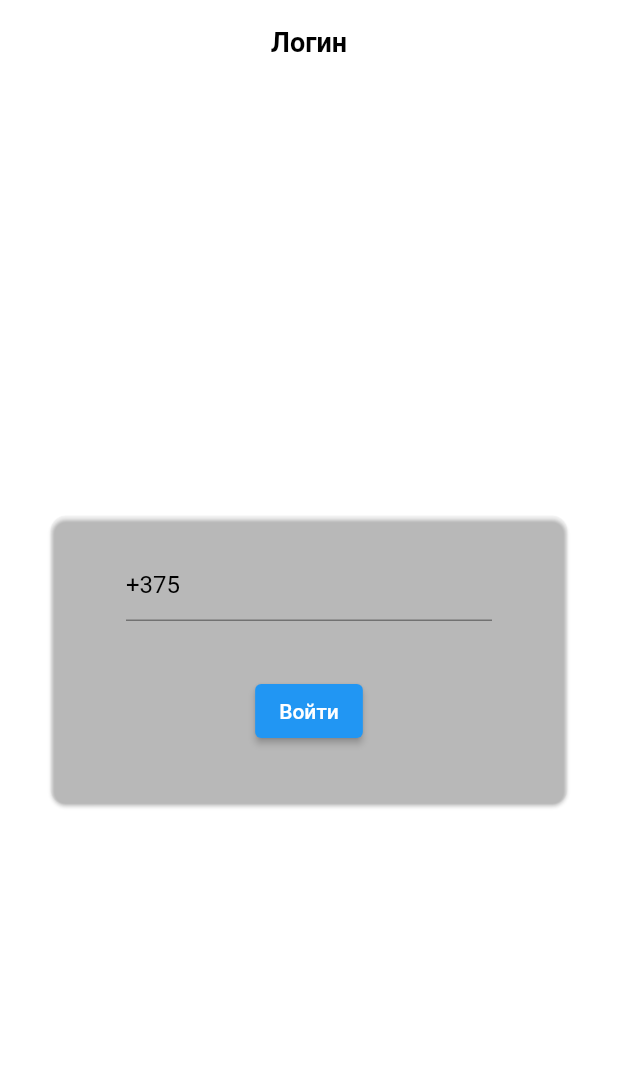
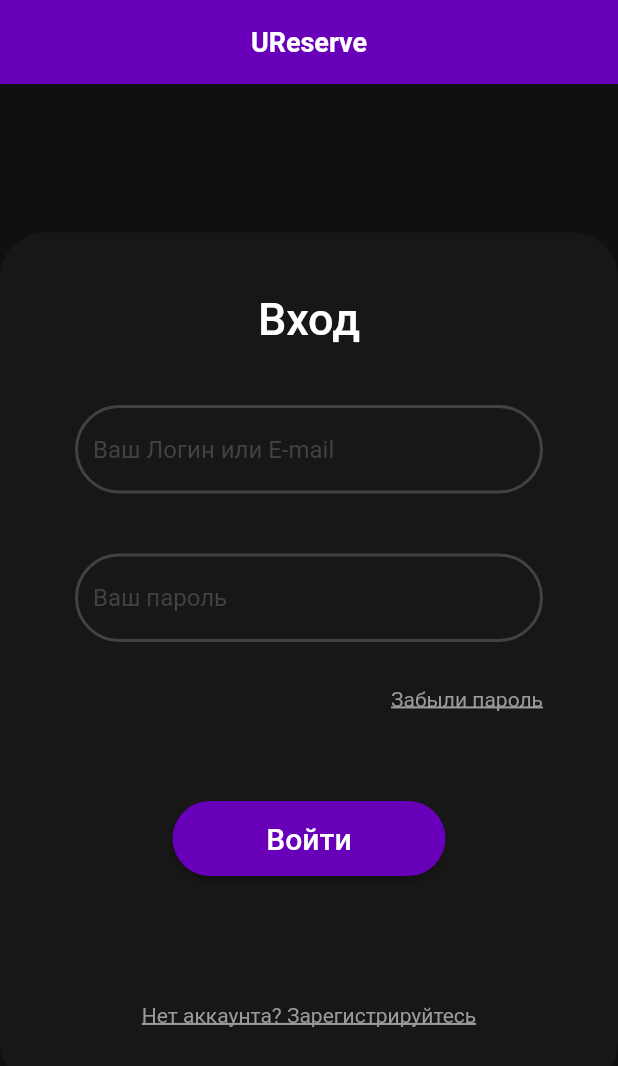
Before and after one commit to PurrfectME/booking-app, a Flutter app: the screen it shows after launch, on a phone screen of 412 x 824 dp. Shown: the top 1066 px of the screen. Run offline on Flutter 3.47's test engine with Material 2 defaults, Android fonts, the phone set to English and light mode, and no system bars; our stand-ins replace bloc, bloc_concurrency, dartx, dio, equatable, flutter_bloc and 6 more; missing offline and left inert: palestine_console; accounts and stored records are empty.

Commit message:
add login screen

```diff
--- a/lib/constants/constants.dart
+++ b/lib/constants/constants.dart
@@ -1,3 +1,5 @@
+import 'package:flutter/material.dart';
+
 class Constants {
   Constants._();
 
@@ -15,4 +17,6 @@ class Constants {
   static const String deleteTable = 'profile/places/%i/tables/%i';
 
   static const String getBookedTables = 'profile/places/%i/manage';
+
+  static const Color mainPurple = Color.fromARGB(255, 104, 0, 185);
 }
--- a/lib/main.dart
+++ b/lib/main.dart
@@ -1,6 +1,7 @@
 import 'package:bloc_concurrency/bloc_concurrency.dart';
 import 'package:booking_app/blocs/blocs.dart';
 import 'package:booking_app/blocs/menu/menu_bloc.dart';
+import 'package:booking_app/constants/constants.dart';
 import 'package:booking_app/providers/hive_db.dart';
 import 'package:booking_app/screens/main/main_screen.dart';
 import 'package:booking_app/screens/screens.dart';
@@ -37,15 +38,15 @@ class MyApp extends StatelessWidget {
   @override
   Widget build(BuildContext context) => MaterialApp(
         theme: ThemeData(
-            platform: TargetPlatform.iOS,
             // primaryColor: Colors.black,
             appBarTheme: const AppBarTheme(
               iconTheme: IconThemeData(
                 color: Colors.black, //change your color here
               ),
-              color: Colors.white,
+              centerTitle: true,
+              color: Constants.mainPurple,
               titleTextStyle: TextStyle(
-                color: Colors.black,
+                color: Colors.white,
                 fontWeight: FontWeight.w700,
                 fontSize: 18,
                 // height: 22,
@@ -55,7 +56,7 @@ class MyApp extends StatelessWidget {
               elevation: 0,
             ),
             // backgroundColor: Colors.black,
-            scaffoldBackgroundColor: Colors.white,
+            scaffoldBackgroundColor: const Color.fromARGB(255, 16, 16, 16),
             textTheme: Theme.of(context).textTheme.apply(
                   bodyColor: Colors.black,
                   displayColor: Colors.black,
--- a/lib/screens/login/login_screen.dart
+++ b/lib/screens/login/login_screen.dart
@@ -1,10 +1,12 @@
 import 'package:booking_app/blocs/blocs.dart';
+import 'package:booking_app/constants/constants.dart';
 import 'package:booking_app/navigation.dart';
 import 'package:booking_app/screens/extra_info/extra_info_screen.dart';
 import 'package:booking_app/screens/screens.dart';
 import 'package:flutter/cupertino.dart';
 import 'package:flutter/material.dart';
 import 'package:flutter_bloc/flutter_bloc.dart';
+import 'package:hive/hive.dart';
 
 class LoginScreen extends StatefulWidget {
   static const pageRoute = '/';
@@ -30,10 +32,7 @@ class LoginScreenState extends State<LoginScreen> {
   }
 
   @override
-  // ignore: prefer_expression_function_bodies
-  Widget build(BuildContext context) {
-    // Build a Form widget using the _formKey created above.
-    return BlocListener<LoginBloc, LoginState>(
+  Widget build(BuildContext context) => BlocListener<LoginBloc, LoginState>(
         listener: (context, state) {
           if (state is LoginError) {
             ScaffoldMessenger.of(context).showSnackBar(
@@ -59,55 +58,135 @@ class LoginScreenState extends State<LoginScreen> {
         },
         child: Scaffold(
           appBar: AppBar(
-          title: const Text('Логин'),
+            title: const Text('UReserve'),
           ),
           body: Center(
             child: Container(
-            margin: const EdgeInsets.symmetric(horizontal: 30),
+              // margin: const EdgeInsets.symmetric(horizontal: 30),
               //TODO: избавиться от всех высот
-            height: 200,
-            child: Card(
-              shape: const RoundedRectangleBorder(
-                borderRadius: BorderRadius.all(Radius.circular(10)),
+              height: 570,
+              width: 490,
+              decoration: BoxDecoration(
+                color: const Color.fromARGB(255, 23, 23, 23),
+                borderRadius: BorderRadius.circular(30),
               ),
-              color: Colors.grey.withOpacity(.02),
+              child: Padding(
+                padding: const EdgeInsets.symmetric(horizontal: 50),
                 child: Form(
                   key: _formKey,
-                child: Padding(
-                  padding: const EdgeInsets.symmetric(horizontal: 50),
                   child: Column(
-                    mainAxisAlignment: MainAxisAlignment.center,
                     crossAxisAlignment: CrossAxisAlignment.center,
+                    mainAxisAlignment: MainAxisAlignment.spaceBetween,
                     children: [
+                      Column(
+                        children: [
+                          const SizedBox(height: 40),
+                          const Text(
+                            'Вход',
+                            style: TextStyle(
+                                color: Colors.white,
+                                fontSize: 30,
+                                fontWeight: FontWeight.w500),
+                          ),
+                          const SizedBox(height: 40),
                           TextFormField(
-                        initialValue: '+375 ',
+                            style: const TextStyle(color: Colors.white),
+                            initialValue: '',
                             keyboardType: TextInputType.phone,
                             onSaved: (newValue) {
                               phoneNumber = newValue!;
                             },
+                            decoration: InputDecoration(
+                              focusedBorder: OutlineInputBorder(
+                                  borderRadius: BorderRadius.circular(30),
+                                  borderSide: const BorderSide(
+                                      color: Constants.mainPurple, width: 2)),
+                              enabledBorder: OutlineInputBorder(
+                                borderRadius: BorderRadius.circular(30),
+                                borderSide: const BorderSide(
+                                    color: Color.fromARGB(255, 66, 66, 66),
+                                    width: 2),
+                              ),
+                              hintStyle: const TextStyle(
+                                  color: Color.fromARGB(255, 66, 66, 66)),
+                              hintText: 'Ваш Логин или E-mail',
+                            ),
                             // onChanged: phoneNumberOnChange,
                             // The validator receives the text that the user has entered.
                             // validator: validatePhoneNumber),
                           ),
-                      const SizedBox(height: 20),
-                      Padding(
-                        padding: const EdgeInsets.symmetric(vertical: 16),
-                        child: BlocBuilder<LoginBloc, LoginState>(
-                          builder: (context, state) {
-                            if (state is LoginLoading) {
-                              return const ElevatedButton(
-                                onPressed: null,
-                                child: CupertinoActivityIndicator(),
-                              );
-                            } else {
-                              return ElevatedButton(
+                          const SizedBox(height: 40),
+                          TextFormField(
+                            style: const TextStyle(color: Colors.white),
+                            initialValue: '',
+                            keyboardType: TextInputType.phone,
+                            onSaved: (newValue) {
+                              phoneNumber = newValue!;
+                            },
+                            decoration: InputDecoration(
+                              focusedBorder: OutlineInputBorder(
+                                  borderRadius: BorderRadius.circular(30),
+                                  borderSide: const BorderSide(
+                                      color: Constants.mainPurple, width: 2)),
+                              enabledBorder: OutlineInputBorder(
+                                borderRadius: BorderRadius.circular(30),
+                                borderSide: const BorderSide(
+                                    color: Color.fromARGB(255, 66, 66, 66),
+                                    width: 2),
+                              ),
+                              hintStyle: const TextStyle(
+                                  color: Color.fromARGB(255, 66, 66, 66)),
+                              hintText: 'Ваш пароль',
+                            ),
+                            // onChanged: phoneNumberOnChange,
+                            // The validator receives the text that the user has entered.
+                            // validator: validatePhoneNumber),
+                          ),
+                          const SizedBox(height: 30),
+                          Row(
+                            mainAxisAlignment: MainAxisAlignment.end,
+                            children: const [
+                              Text(
+                                'Забыли пароль',
+                                style: TextStyle(
+                                    decorationStyle: TextDecorationStyle.solid,
+                                    decoration: TextDecoration.underline,
+                                    decorationThickness: 2,
+                                    color: Color.fromARGB(255, 155, 155, 155)),
+                              )
+                            ],
+                          ),
+                          const SizedBox(height: 60),
+                          ElevatedButton(
                             onPressed: _onAuthTap,
-                                child: const Text('Войти'),
-                              );
-                            }
-                          },
+                            style: ElevatedButton.styleFrom(
+                                foregroundColor: Colors.white,
+                                disabledForegroundColor:
+                                    const Color.fromARGB(255, 155, 155, 155),
+                                backgroundColor: Constants.mainPurple,
+                                disabledBackgroundColor:
+                                    const Color.fromARGB(255, 45, 45, 45),
+                                shape: const StadiumBorder()),
+                            child: const SizedBox(
+                                height: 50,
+                                width: 150,
+                                child: Center(
+                                    child: Text('Войти',
+                                        style: TextStyle(fontSize: 20)))),
                           ),
+                        ],
                       ),
+                      Container(
+                        margin: const EdgeInsets.only(bottom: 40),
+                        child: const Text(
+                          'Нет аккаунта? Зарегистрируйтесь',
+                          style: TextStyle(
+                              decorationStyle: TextDecorationStyle.solid,
+                              decoration: TextDecoration.underline,
+                              decorationThickness: 2,
+                              color: const Color.fromARGB(255, 155, 155, 155)),
+                        ),
+                      )
                     ],
                   ),
                 ),
@@ -115,9 +194,7 @@ class LoginScreenState extends State<LoginScreen> {
             ),
           ),
         ),
-      ),
       );
-  }
 
   void _onAuthTap() {
 // Validate returns true if the form is valid, or false otherwise.
```
Lines whose indentation alone changed are shown as unchanged.
